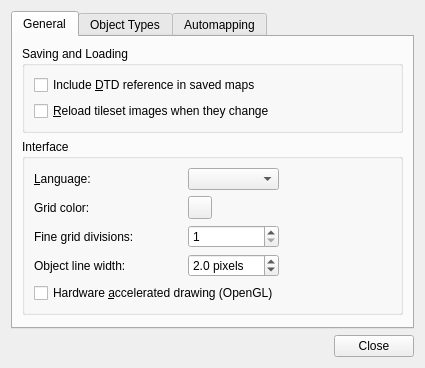
Before: the Qt Designer form src/tiled/preferencesdialog.ui in mapeditor/tiled, drawn with Qt 5.
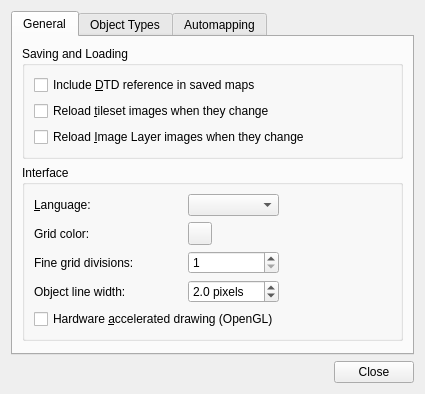
After: the same form once the commit is applied. Icons and pictures are not drawn. Custom widgets are drawn as their Qt base class.

Commit message: Implements aur reloading of images in Image layers, however the image layer doesn't actually get redrawn until the user clicks the map. Also a segfaul is caused when the program closes as I have not yet implmented the code which frees up the memory when the program closes

Diff of the .ui file:
```diff
--- a/src/tiled/preferencesdialog.ui
+++ b/src/tiled/preferencesdialog.ui
@@ -46,7 +46,14 @@
           <item row="1" column="0" colspan="2">
            <widget class="QCheckBox" name="reloadTilesetImages">
             <property name="text">
-             <string>&amp;Reload tileset images when they change</string>
+             <string>Reload &amp;tileset images when they change</string>
+            </property>
+           </widget>
+          </item>
+          <item row="2" column="0">
+           <widget class="QCheckBox" name="reloadImageLayerImages">
+            <property name="text">
+             <string>Reload &amp;Image Layer images when they change</string>
             </property>
            </widget>
           </item>
```
The commit also changes 10 other files.
